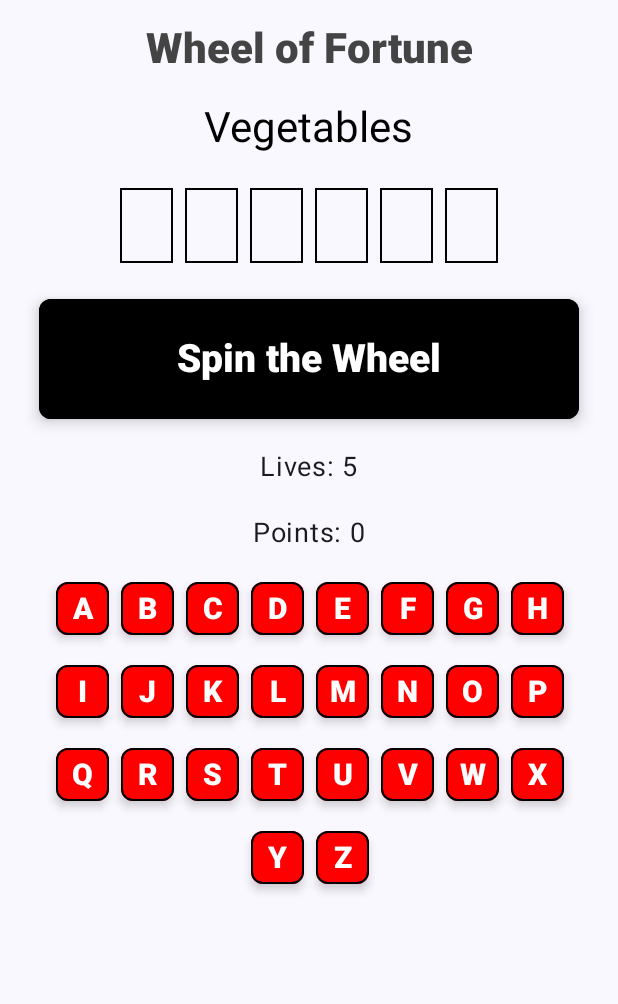
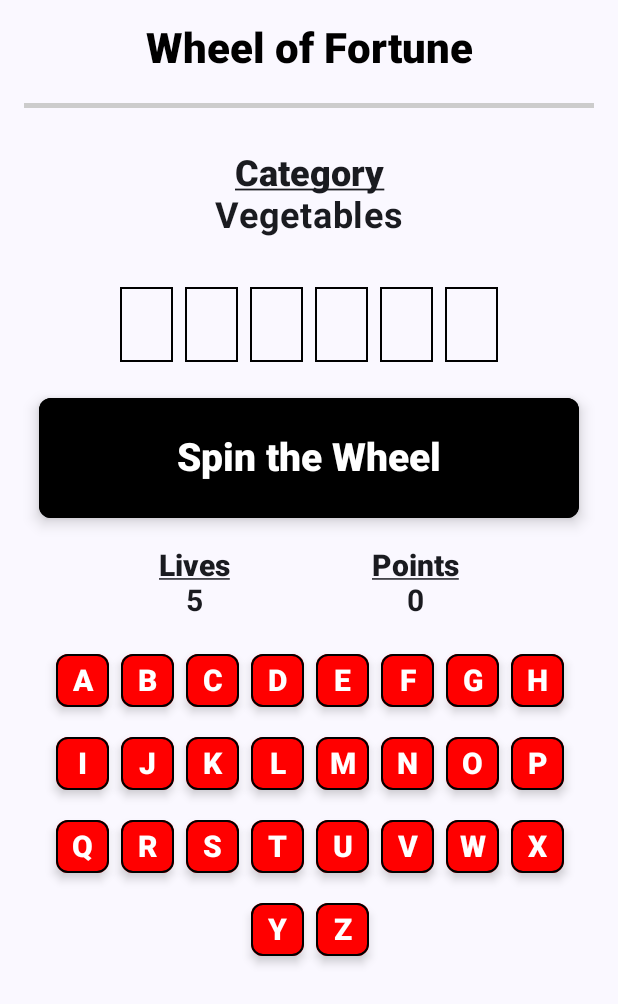
Before and after one commit to JokkeAK/s205284_WheelOfFortune, an Android app built with Jetpack Compose: the screen it shows after launch (MainActivity), on a phone screen of 412 x 824 dp. Shown: the top 1004 px of the screen. Run offline under Robolectric (Android 15) with nearby library versions, the phone set to English and light mode, and no system bars.

Commit message:
UI updates. Looks better now.

```diff
--- a/app/src/main/java/com/example/wheeloffortune/MainActivity.kt
+++ b/app/src/main/java/com/example/wheeloffortune/MainActivity.kt
@@ -6,10 +6,7 @@ import androidx.activity.compose.setContent
 import androidx.compose.foundation.layout.fillMaxSize
 import androidx.compose.material3.MaterialTheme
 import androidx.compose.material3.Surface
-import androidx.compose.material3.Text
-import androidx.compose.runtime.Composable
 import androidx.compose.ui.Modifier
-import androidx.compose.ui.tooling.preview.Preview
 import com.example.wheeloffortune.ui.screen.GameScreen
 import com.example.wheeloffortune.ui.theme.WheelOfFortuneTheme
 
--- a/app/src/main/java/com/example/wheeloffortune/ui/elements/GameStatus.kt
+++ b/app/src/main/java/com/example/wheeloffortune/ui/elements/GameStatus.kt
@@ -1,18 +1,64 @@
 package com.example.wheeloffortune.ui.elements
 
+import androidx.compose.foundation.layout.Box
+import androidx.compose.foundation.layout.Column
+import androidx.compose.foundation.layout.size
 import androidx.compose.material3.Text
 import androidx.compose.runtime.Composable
+import androidx.compose.ui.Alignment
+import androidx.compose.ui.Modifier
+import androidx.compose.ui.text.TextStyle
+import androidx.compose.ui.text.font.FontWeight
+import androidx.compose.ui.text.style.TextDecoration
+import androidx.compose.ui.unit.dp
 import androidx.compose.ui.unit.sp
 
 //Composable that shows the user's life and score.
 @Composable
 fun GameStatus(life: Int, score: Int) {
-    Text(
-        text = "Lives: $life",
-        fontSize = 18.sp,
-    )
-    Text(
-        text = "Points: $score",
-        fontSize = 18.sp,
-    )
+
+    Box(
+        modifier = Modifier
+            .size(200.dp, 50.dp),
+        contentAlignment = Alignment.Center
+    ) {
+
+        Column(
+            modifier = Modifier
+                .align(Alignment.TopStart),
+            horizontalAlignment = Alignment.CenterHorizontally
+        ) {
+            Text(
+                text = "Lives",
+                fontSize = 20.sp,
+                fontWeight = FontWeight.ExtraBold,
+                style = TextStyle(textDecoration = TextDecoration.Underline),
+
+                )
+            Text(
+                text = "" + life,
+                fontSize = 20.sp,
+                fontWeight = FontWeight.Bold,
+            )
+        }
+
+        Column(
+            modifier = Modifier
+                .align(Alignment.TopEnd),
+            horizontalAlignment = Alignment.CenterHorizontally
+        ) {
+            Text(
+                text = "Points",
+                fontSize = 20.sp,
+                fontWeight = FontWeight.ExtraBold,
+                style = TextStyle(textDecoration = TextDecoration.Underline),
+
+                )
+            Text(
+                text = "" + score,
+                fontSize = 20.sp,
+                fontWeight = FontWeight.Bold,
+            )
+        }
+    }
 }
--- a/app/src/main/java/com/example/wheeloffortune/ui/elements/GameTitle.kt
+++ b/app/src/main/java/com/example/wheeloffortune/ui/elements/GameTitle.kt
@@ -1,10 +1,15 @@
 package com.example.wheeloffortune.ui.elements
 
+import androidx.compose.foundation.layout.fillMaxWidth
+import androidx.compose.foundation.layout.height
+import androidx.compose.material3.Divider
 import androidx.compose.material3.Text
 import androidx.compose.runtime.Composable
+import androidx.compose.ui.Modifier
 import androidx.compose.ui.graphics.Color
 import androidx.compose.ui.text.TextStyle
 import androidx.compose.ui.text.font.FontWeight
+import androidx.compose.ui.unit.dp
 import androidx.compose.ui.unit.sp
 
 //Composable for the title of the game
@@ -12,10 +17,16 @@ import androidx.compose.ui.unit.sp
 fun GameTitle() {
     Text(
         text = "Wheel of Fortune",
-        color = Color.DarkGray,
+        color = Color.Black,
         style = TextStyle(
             fontSize = 28.sp,
             fontWeight = FontWeight.ExtraBold
         )
     )
+    Divider(
+        color = Color.LightGray,
+        modifier = Modifier
+            .fillMaxWidth()
+            .height(3.dp)
+    )
 }
--- a/app/src/main/java/com/example/wheeloffortune/ui/elements/HiddenWordCategory.kt
+++ b/app/src/main/java/com/example/wheeloffortune/ui/elements/HiddenWordCategory.kt
@@ -1,9 +1,17 @@
 package com.example.wheeloffortune.ui.elements
 
+import androidx.compose.foundation.layout.Box
+import androidx.compose.foundation.layout.Column
+import androidx.compose.foundation.layout.fillMaxWidth
+import androidx.compose.foundation.layout.size
 import androidx.compose.material3.Text
 import androidx.compose.runtime.Composable
-import androidx.compose.ui.graphics.Color
+import androidx.compose.ui.Alignment
+import androidx.compose.ui.Modifier
 import androidx.compose.ui.text.TextStyle
+import androidx.compose.ui.text.font.FontWeight
+import androidx.compose.ui.text.style.TextDecoration
+import androidx.compose.ui.unit.dp
 import androidx.compose.ui.unit.sp
 
 //Composable for the category of the hidden word.
@@ -11,11 +19,33 @@ import androidx.compose.ui.unit.sp
 fun HiddenWordCategory(
     currentCategoryForHiddenWord: String,
 ) {
-    Text(
-        text = currentCategoryForHiddenWord,
-        color = Color.Black,
-        style = TextStyle(
-            fontSize = 28.sp
-        ),
-    )
+
+    Box(
+        modifier = Modifier
+            .fillMaxWidth()
+            .size(200.dp, 75.dp),
+        contentAlignment = Alignment.Center
+    ) {
+
+        Column(
+            modifier = Modifier
+                .align(Alignment.Center),
+            horizontalAlignment = Alignment.CenterHorizontally
+        ) {
+
+            Text(
+                text = "Category",
+                fontSize = 24.sp,
+                fontWeight = FontWeight.ExtraBold,
+                style = TextStyle(textDecoration = TextDecoration.Underline),
+            )
+
+            Text(
+                text = currentCategoryForHiddenWord,
+                fontSize = 24.sp,
+                fontWeight = FontWeight.Bold,
+            )
+        }
+
+    }
 }
```
